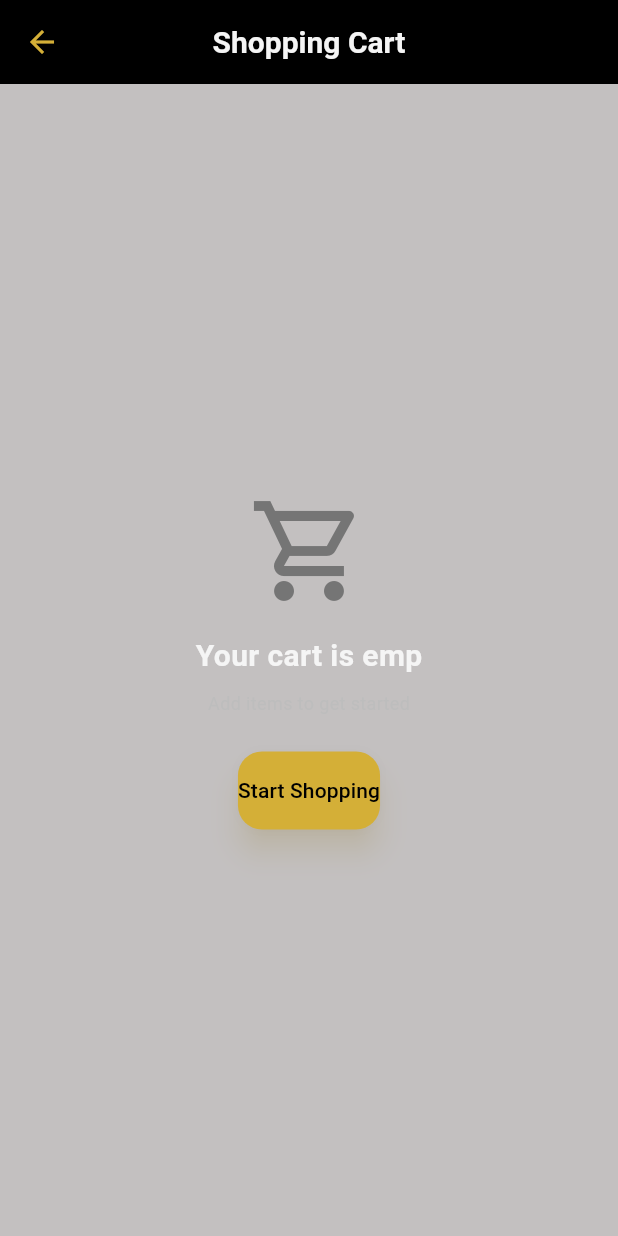
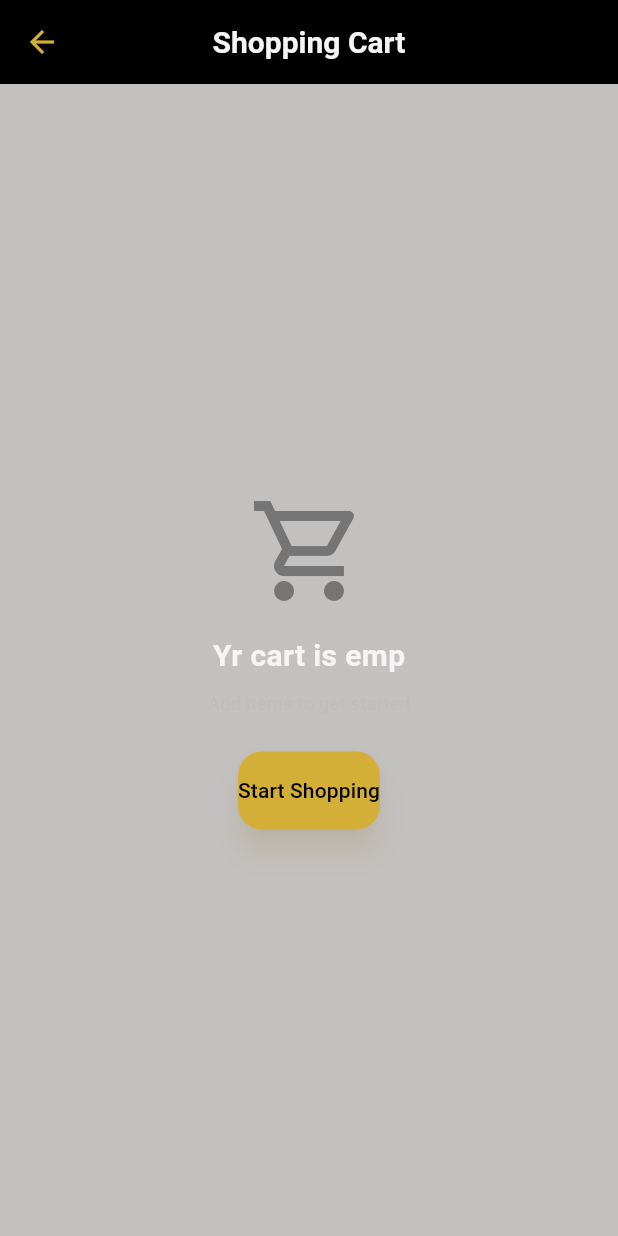
Before and after one commit to aayushkafle192/FLUTTER_DEVILSFINAL, a Flutter app: the CartView screen opened directly, on a phone screen of 412 x 824 dp. Run offline on Flutter 3.47's test engine with Material 3 defaults, Android fonts, the phone set to English and light mode, and no system bars; our stand-ins replace app_links, bloc, connectivity_plus, dartz, dio, equatable and 17 more; accounts and stored records are empty; Roboto replaces fonts that are missing (Playfair Display, Poppins); project files that could hold a hidden picture were left out.

Commit message:
Update cart view logic/layout

```diff
--- a/lib/features/cart/presentation/view/cart_view.dart
+++ b/lib/features/cart/presentation/view/cart_view.dart
@@ -108,7 +108,7 @@ class _CartViewState extends State<CartView> {
         children: [
           Icon(Icons.shopping_cart_outlined, size: 80, color: Colors.grey[600]),
           const SizedBox(height: 16),
-          const Text('Your cart is emp', style: AppTheme.subheadingStyle),
+          const Text('Yr cart is emp', style: AppTheme.subheadingStyle),
           const SizedBox(height: 8),
           const Text('Add items to get started', style: AppTheme.captionStyle),
           const SizedBox(height: 24),
```
